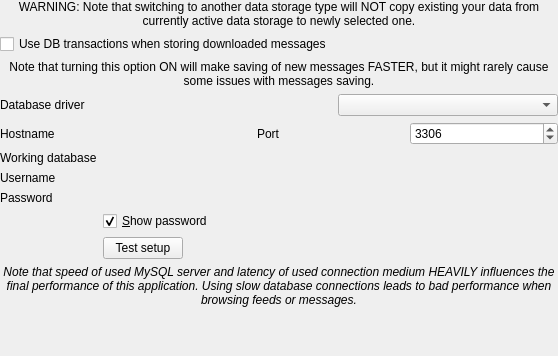
Before: the Qt Designer form src/gui/settings/settingsdatabase.ui in martinrotter/rssguard, drawn with Qt 5.
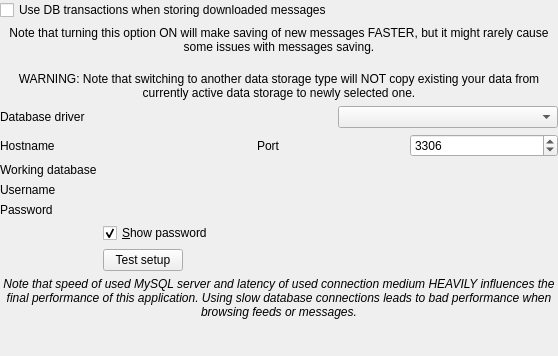
After: the same form once the commit is applied. Custom widgets are drawn as their Qt base class.

Commit message: New SQL files for labels, tweaked one setting dialog.

```diff
--- a/src/gui/settings/settingsdatabase.ui
+++ b/src/gui/settings/settingsdatabase.ui
@@ -23,33 +23,7 @@
    <property name="bottomMargin">
     <number>0</number>
    </property>
-   <item row="0" column="0" colspan="2">
-    <widget class="QLabel" name="m_lblDataStorageWarning">
-     <property name="text">
-      <string>WARNING: Note that switching to another data storage type will NOT copy existing your data from currently active data storage to newly selected one.</string>
-     </property>
-     <property name="alignment">
-      <set>Qt::AlignCenter</set>
-     </property>
-     <property name="wordWrap">
-      <bool>true</bool>
-     </property>
-    </widget>
-   </item>
-   <item row="2" column="0" colspan="2">
-    <widget class="QLabel" name="label_3">
-     <property name="text">
-      <string>Note that turning this option ON will make saving of new messages FASTER, but it might rarely cause some issues with messages saving.</string>
-     </property>
-     <property name="alignment">
-      <set>Qt::AlignHCenter|Qt::AlignTop</set>
-     </property>
-     <property name="wordWrap">
-      <bool>true</bool>
-     </property>
-    </widget>
-   </item>
-   <item row="3" column="0">
+   <item row="5" column="0">
     <widget class="QLabel" name="m_lblDatabaseDriver">
      <property name="text">
       <string>Database driver</string>
@@ -59,10 +33,10 @@
      </property>
     </widget>
    </item>
-   <item row="3" column="1">
+   <item row="5" column="1">
     <widget class="QComboBox" name="m_cmbDatabaseDriver"/>
    </item>
-   <item row="4" column="0" colspan="2">
+   <item row="6" column="0" colspan="2">
     <widget class="QStackedWidget" name="m_stackedDatabaseDriver">
      <property name="currentIndex">
       <number>1</number>
@@ -287,6 +261,37 @@
      </property>
     </widget>
    </item>
+   <item row="3" column="0" colspan="2">
+    <widget class="QLabel" name="m_lblDataStorageWarning">
+     <property name="styleSheet">
+      <string notr="true">QLabel {
+	margin-top: 12px;
+}</string>
+     </property>
+     <property name="text">
+      <string>WARNING: Note that switching to another data storage type will NOT copy existing your data from currently active data storage to newly selected one.</string>
+     </property>
+     <property name="alignment">
+      <set>Qt::AlignCenter</set>
+     </property>
+     <property name="wordWrap">
+      <bool>true</bool>
+     </property>
+    </widget>
+   </item>
+   <item row="2" column="0" colspan="2">
+    <widget class="QLabel" name="label_3">
+     <property name="text">
+      <string>Note that turning this option ON will make saving of new messages FASTER, but it might rarely cause some issues with messages saving.</string>
+     </property>
+     <property name="alignment">
+      <set>Qt::AlignHCenter|Qt::AlignTop</set>
+     </property>
+     <property name="wordWrap">
+      <bool>true</bool>
+     </property>
+    </widget>
+   </item>
   </layout>
  </widget>
  <customwidgets>
```
The commit also changes 5 other files.
